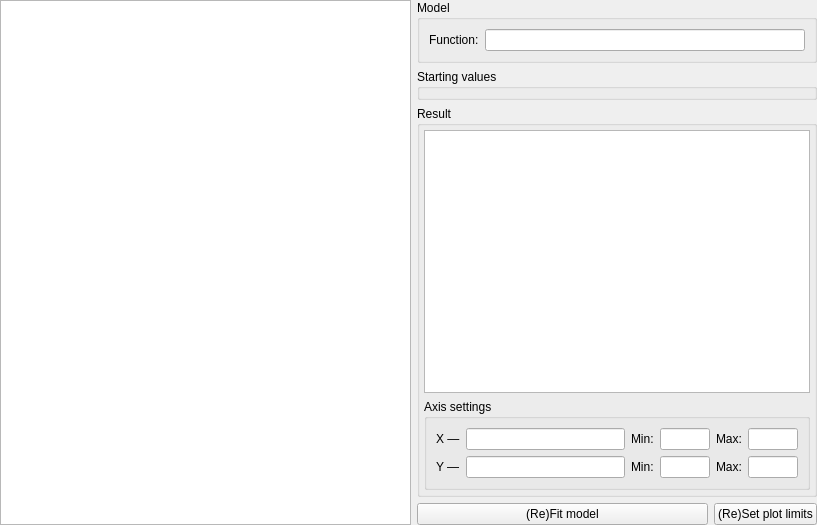
Old version of the form src/tailor/resources/plot_tab.ui in the repository davidfokkema/tailor.
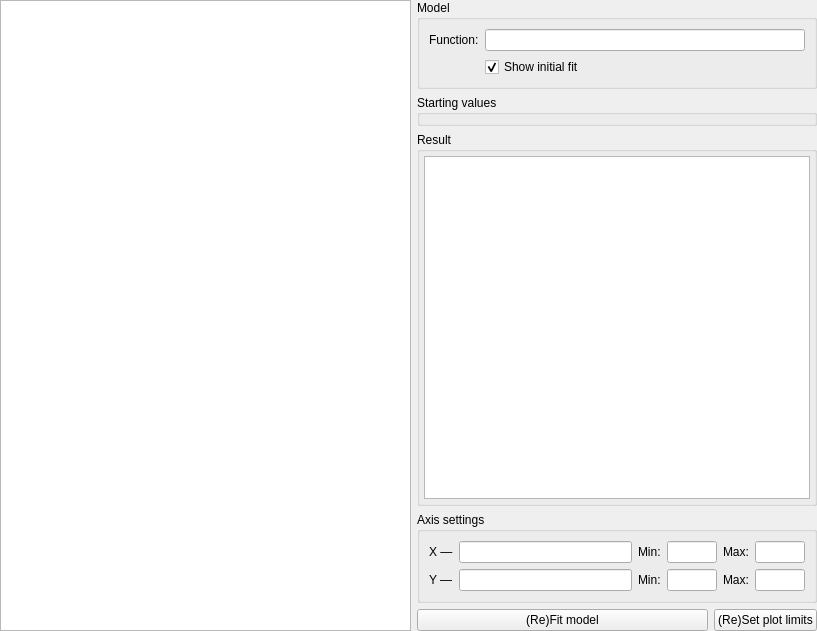
New version of the form. Custom widgets are drawn as their Qt base class.

Commit message:
Autohide and -show initial fit
And small UI tweak.

```diff
--- a/src/tailor/resources/plot_tab.ui
+++ b/src/tailor/resources/plot_tab.ui
@@ -7,7 +7,7 @@
     <x>0</x>
     <y>0</y>
     <width>817</width>
-    <height>525</height>
+    <height>631</height>
    </rect>
   </property>
   <property name="windowTitle">
@@ -68,6 +68,29 @@
         <item row="0" column="1">
          <widget class="QLineEdit" name="model_func"/>
         </item>
+        <item row="1" column="1">
+         <widget class="QCheckBox" name="show_initial_fit">
+          <property name="text">
+           <string>Show initial fit</string>
+          </property>
+          <property name="checked">
+           <bool>true</bool>
+          </property>
+         </widget>
+        </item>
+        <item row="1" column="0">
+         <spacer name="horizontalSpacer">
+          <property name="orientation">
+           <enum>Qt::Horizontal</enum>
+          </property>
+          <property name="sizeHint" stdset="0">
+           <size>
+            <width>40</width>
+            <height>20</height>
+           </size>
+          </property>
+         </spacer>
+        </item>
        </layout>
       </widget>
      </item>
@@ -111,6 +134,9 @@
           </property>
          </widget>
         </item>
+       </layout>
+      </widget>
+     </item>
         <item>
          <widget class="QGroupBox" name="groupBox_2">
           <property name="title">
@@ -203,9 +229,6 @@
                <height>16777215</height>
               </size>
              </property>
-            </widget>
-           </item>
-          </layout>
          </widget>
         </item>
        </layout>
```
Lines whose indentation alone changed are shown as unchanged. The commit also changes 1 other file.
